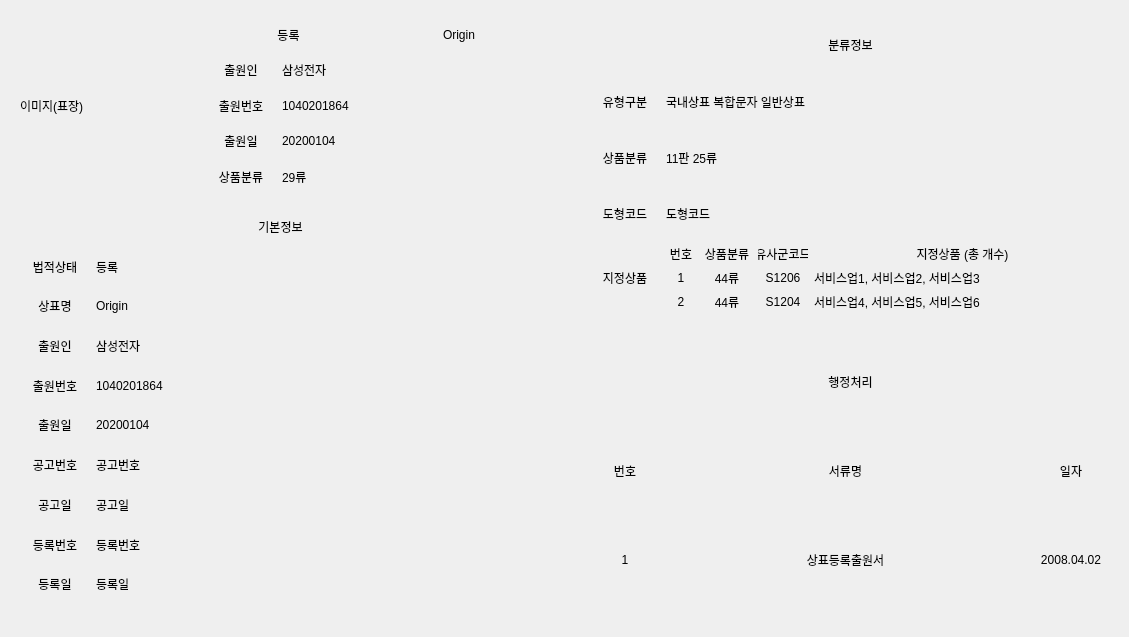
First picture: the form in one_mark.ui, repository MinhoYeon/selfmark, before the edit.
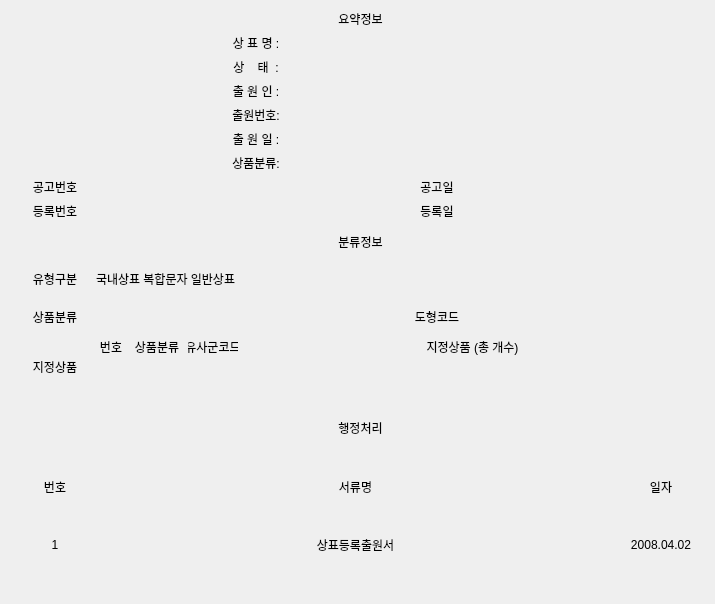
Second picture: the form after the edit.

Commit message: 상표 검색시 나오는 화면

Diff of the .ui file:
```diff
--- a/one_mark.ui
+++ b/one_mark.ui
@@ -6,139 +6,39 @@
    <rect>
     <x>0</x>
     <y>0</y>
-    <width>1129</width>
-    <height>637</height>
+    <width>715</width>
+    <height>604</height>
    </rect>
   </property>
   <property name="windowTitle">
    <string>Dialog</string>
   </property>
-  <widget class="QWidget" name="">
-   <property name="geometry">
-    <rect>
-     <x>590</x>
-     <y>340</y>
-     <width>521</width>
-     <height>261</height>
-    </rect>
-   </property>
-   <layout class="QVBoxLayout" name="verticalLayout">
-    <item>
-     <widget class="QLabel" name="label_12">
-      <property name="text">
-       <string>행정처리</string>
-      </property>
-      <property name="alignment">
-       <set>Qt::AlignCenter</set>
-      </property>
-     </widget>
-    </item>
-    <item>
-     <layout class="QHBoxLayout" name="horizontalLayout">
-      <item>
-       <widget class="QLabel" name="label_13">
-        <property name="maximumSize">
-         <size>
-          <width>70</width>
-          <height>16777215</height>
-         </size>
-        </property>
-        <property name="text">
-         <string>번호</string>
-        </property>
-        <property name="alignment">
-         <set>Qt::AlignCenter</set>
-        </property>
-       </widget>
-      </item>
-      <item>
-       <widget class="QLabel" name="label_14">
-        <property name="text">
-         <string>서류명</string>
-        </property>
-        <property name="alignment">
-         <set>Qt::AlignCenter</set>
-        </property>
-       </widget>
-      </item>
-      <item>
-       <widget class="QLabel" name="label_15">
-        <property name="maximumSize">
-         <size>
-          <width>80</width>
-          <height>16777215</height>
-         </size>
-        </property>
-        <property name="text">
-         <string>일자</string>
-        </property>
-        <property name="alignment">
-         <set>Qt::AlignCenter</set>
-        </property>
-       </widget>
-      </item>
-     </layout>
-    </item>
-    <item>
-     <layout class="QHBoxLayout" name="horizontalLayout_2">
-      <item>
-       <widget class="QLabel" name="label_16">
-        <property name="maximumSize">
-         <size>
-          <width>70</width>
-          <height>16777215</height>
-         </size>
-        </property>
-        <property name="text">
-         <string>1</string>
-        </property>
-        <property name="alignment">
-         <set>Qt::AlignCenter</set>
-        </property>
-       </widget>
-      </item>
-      <item>
-       <widget class="QLabel" name="label_17">
-        <property name="text">
-         <string>상표등록출원서</string>
-        </property>
-        <property name="alignment">
-         <set>Qt::AlignCenter</set>
-        </property>
-       </widget>
-      </item>
-      <item>
-       <widget class="QLabel" name="label_18">
-        <property name="maximumSize">
-         <size>
-          <width>80</width>
-          <height>16777215</height>
-         </size>
-        </property>
-        <property name="text">
-         <string>2008.04.02</string>
-        </property>
-        <property name="alignment">
-         <set>Qt::AlignCenter</set>
-        </property>
-       </widget>
-      </item>
-     </layout>
-    </item>
-   </layout>
-  </widget>
   <widget class="QWidget" name="">
    <property name="geometry">
     <rect>
      <x>20</x>
-     <y>20</y>
-     <width>521</width>
-     <height>171</height>
+     <y>10</y>
+     <width>681</width>
+     <height>561</height>
     </rect>
    </property>
+   <layout class="QVBoxLayout" name="verticalLayout_7">
+    <item>
+     <layout class="QVBoxLayout" name="verticalLayout_6">
+      <item>
+       <widget class="QLabel" name="label_11">
+        <property name="text">
+         <string>요약정보</string>
+        </property>
+        <property name="alignment">
+         <set>Qt::AlignCenter</set>
+        </property>
+       </widget>
+      </item>
+      <item>
    <layout class="QHBoxLayout" name="horizontalLayout_10">
     <item>
-     <widget class="QLabel" name="label_9">
+         <widget class="QLabel" name="lb_img">
       <property name="maximumSize">
        <size>
         <width>180</width>
@@ -146,24 +46,27 @@
        </size>
       </property>
       <property name="text">
-       <string>이미지(표장)</string>
+           <string/>
       </property>
      </widget>
     </item>
     <item>
      <layout class="QVBoxLayout" name="verticalLayout_3">
       <item>
-       <layout class="QHBoxLayout" name="horizontalLayout_5">
+           <layout class="QHBoxLayout" name="horizontalLayout_5"/>
+          </item>
         <item>
-         <widget class="QLabel" name="label_28">
+           <layout class="QHBoxLayout" name="horizontalLayout_25">
+            <item>
+             <widget class="QLabel" name="lb_indexno">
           <property name="maximumSize">
            <size>
-            <width>16777215</width>
+                <width>100</width>
             <height>16777215</height>
            </size>
           </property>
           <property name="text">
-           <string>등록</string>
+               <string>상 표 명 :</string>
           </property>
           <property name="alignment">
            <set>Qt::AlignCenter</set>
@@ -171,15 +74,39 @@
          </widget>
         </item>
         <item>
-         <widget class="QLabel" name="label_29">
+             <widget class="QLabel" name="lb_title">
           <property name="text">
-           <string>Origin</string>
-          </property>
+               <string/>
+              </property>
+             </widget>
+            </item>
+           </layout>
+          </item>
+          <item>
+           <layout class="QHBoxLayout" name="horizontalLayout_11">
+            <item>
+             <widget class="QLabel" name="label_59">
+              <property name="maximumSize">
+               <size>
+                <width>100</width>
+                <height>16777215</height>
+               </size>
+              </property>
+              <property name="text">
+               <string>상    태  :</string>
+              </property>
           <property name="alignment">
            <set>Qt::AlignCenter</set>
           </property>
          </widget>
         </item>
+            <item>
+             <widget class="QLabel" name="lb_applicationstatus">
+              <property name="text">
+               <string/>
+              </property>
+             </widget>
+            </item>
        </layout>
       </item>
       <item>
@@ -188,12 +115,12 @@
          <widget class="QLabel" name="label_10">
           <property name="maximumSize">
            <size>
-            <width>70</width>
+                <width>100</width>
             <height>16777215</height>
            </size>
           </property>
           <property name="text">
-           <string>출원인</string>
+               <string>출 원 인 :</string>
           </property>
           <property name="alignment">
            <set>Qt::AlignCenter</set>
@@ -201,9 +128,9 @@
          </widget>
         </item>
         <item>
-         <widget class="QLabel" name="label_34">
+             <widget class="QLabel" name="lb_applicantName">
           <property name="text">
-           <string>삼성전자</string>
+               <string/>
           </property>
          </widget>
         </item>
@@ -215,12 +142,12 @@
          <widget class="QLabel" name="label_31">
           <property name="maximumSize">
            <size>
-            <width>70</width>
+                <width>100</width>
             <height>16777215</height>
            </size>
           </property>
           <property name="text">
-           <string>출원번호</string>
+               <string>출원번호:</string>
           </property>
           <property name="alignment">
            <set>Qt::AlignCenter</set>
@@ -228,9 +155,9 @@
          </widget>
         </item>
         <item>
-         <widget class="QLabel" name="label_36">
+             <widget class="QLabel" name="lb_applicationnumber">
           <property name="text">
-           <string>1040201864</string>
+               <string/>
           </property>
          </widget>
         </item>
@@ -242,12 +169,12 @@
          <widget class="QLabel" name="label_30">
           <property name="maximumSize">
            <size>
-            <width>70</width>
+                <width>100</width>
             <height>16777215</height>
            </size>
           </property>
           <property name="text">
-           <string>출원일</string>
+               <string>출 원 일 :</string>
           </property>
           <property name="alignment">
            <set>Qt::AlignCenter</set>
@@ -255,9 +182,9 @@
          </widget>
         </item>
         <item>
-         <widget class="QLabel" name="label_35">
+             <widget class="QLabel" name="lb_applicationDate">
           <property name="text">
-           <string>20200104</string>
+               <string/>
           </property>
          </widget>
         </item>
@@ -269,12 +196,12 @@
          <widget class="QLabel" name="label_32">
           <property name="maximumSize">
            <size>
-            <width>70</width>
+                <width>100</width>
             <height>16777215</height>
            </size>
           </property>
           <property name="text">
-           <string>상품분류</string>
+               <string>상품분류:</string>
           </property>
           <property name="alignment">
            <set>Qt::AlignCenter</set>
@@ -282,9 +209,9 @@
          </widget>
         </item>
         <item>
-         <widget class="QLabel" name="label_33">
+             <widget class="QLabel" name="lb_classificationCode">
           <property name="text">
-           <string>29류</string>
+               <string/>
           </property>
          </widget>
         </item>
@@ -293,162 +220,9 @@
      </layout>
     </item>
    </layout>
-  </widget>
-  <widget class="QWidget" name="">
-   <property name="geometry">
-    <rect>
-     <x>20</x>
-     <y>210</y>
-     <width>521</width>
-     <height>391</height>
-    </rect>
-   </property>
+      </item>
+      <item>
    <layout class="QVBoxLayout" name="verticalLayout_4">
-    <item>
-     <widget class="QLabel" name="label_56">
-      <property name="text">
-       <string>기본정보</string>
-      </property>
-      <property name="alignment">
-       <set>Qt::AlignCenter</set>
-      </property>
-     </widget>
-    </item>
-    <item>
-     <layout class="QHBoxLayout" name="horizontalLayout_13">
-      <item>
-       <widget class="QLabel" name="label_8">
-        <property name="maximumSize">
-         <size>
-          <width>70</width>
-          <height>16777215</height>
-         </size>
-        </property>
-        <property name="text">
-         <string>법적상태</string>
-        </property>
-        <property name="alignment">
-         <set>Qt::AlignCenter</set>
-        </property>
-       </widget>
-      </item>
-      <item>
-       <widget class="QLabel" name="label_54">
-        <property name="text">
-         <string>등록</string>
-        </property>
-       </widget>
-      </item>
-     </layout>
-    </item>
-    <item>
-     <layout class="QHBoxLayout" name="horizontalLayout_14">
-      <item>
-       <widget class="QLabel" name="label_38">
-        <property name="maximumSize">
-         <size>
-          <width>70</width>
-          <height>16777215</height>
-         </size>
-        </property>
-        <property name="text">
-         <string>상표명</string>
-        </property>
-        <property name="alignment">
-         <set>Qt::AlignCenter</set>
-        </property>
-       </widget>
-      </item>
-      <item>
-       <widget class="QLabel" name="label_47">
-        <property name="text">
-         <string>Origin</string>
-        </property>
-       </widget>
-      </item>
-     </layout>
-    </item>
-    <item>
-     <layout class="QHBoxLayout" name="horizontalLayout_15">
-      <item>
-       <widget class="QLabel" name="label_37">
-        <property name="maximumSize">
-         <size>
-          <width>70</width>
-          <height>16777215</height>
-         </size>
-        </property>
-        <property name="text">
-         <string>출원인</string>
-        </property>
-        <property name="alignment">
-         <set>Qt::AlignCenter</set>
-        </property>
-       </widget>
-      </item>
-      <item>
-       <widget class="QLabel" name="label_51">
-        <property name="text">
-         <string>삼성전자</string>
-        </property>
-       </widget>
-      </item>
-     </layout>
-    </item>
-    <item>
-     <layout class="QHBoxLayout" name="horizontalLayout_16">
-      <item>
-       <widget class="QLabel" name="label_2">
-        <property name="maximumSize">
-         <size>
-          <width>70</width>
-          <height>16777215</height>
-         </size>
-        </property>
-        <property name="text">
-         <string>출원번호</string>
-        </property>
-        <property name="alignment">
-         <set>Qt::AlignCenter</set>
-        </property>
-       </widget>
-      </item>
-      <item>
-       <widget class="QLabel" name="label_48">
-        <property name="text">
-         <string>1040201864</string>
-        </property>
-       </widget>
-      </item>
-     </layout>
-    </item>
-    <item>
-     <layout class="QHBoxLayout" name="horizontalLayout_17">
-      <item>
-       <widget class="QLabel" name="label_3">
-        <property name="maximumSize">
-         <size>
-          <width>70</width>
-          <height>16777215</height>
-         </size>
-        </property>
-        <property name="text">
-         <string>출원일</string>
-        </property>
-        <property name="alignment">
-         <set>Qt::AlignCenter</set>
-        </property>
-       </widget>
-      </item>
-      <item>
-       <widget class="QLabel" name="label_52">
-        <property name="text">
-         <string>20200104</string>
-        </property>
-       </widget>
-      </item>
-     </layout>
-    </item>
     <item>
      <layout class="QHBoxLayout" name="horizontalLayout_18">
       <item>
@@ -468,13 +242,11 @@
        </widget>
       </item>
       <item>
-       <widget class="QLabel" name="label_55">
+           <widget class="QLabel" name="lb_PublicNumber">
         <property name="text">
-         <string>공고번호</string>
-        </property>
-       </widget>
-      </item>
-     </layout>
+             <string/>
+            </property>
+           </widget>
     </item>
     <item>
      <layout class="QHBoxLayout" name="horizontalLayout_19">
@@ -495,11 +267,13 @@
        </widget>
       </item>
       <item>
-       <widget class="QLabel" name="label_53">
+             <widget class="QLabel" name="lb_PublicDate">
         <property name="text">
-         <string>공고일</string>
-        </property>
-       </widget>
+               <string/>
+              </property>
+             </widget>
+            </item>
+           </layout>
       </item>
      </layout>
     </item>
@@ -522,13 +296,11 @@
        </widget>
       </item>
       <item>
-       <widget class="QLabel" name="label_50">
+           <widget class="QLabel" name="lb_RegistrationNumber">
         <property name="text">
-         <string>등록번호</string>
-        </property>
-       </widget>
-      </item>
-     </layout>
+             <string/>
+            </property>
+           </widget>
     </item>
     <item>
      <layout class="QHBoxLayout" name="horizontalLayout_21">
@@ -549,25 +321,21 @@
        </widget>
       </item>
       <item>
-       <widget class="QLabel" name="label_49">
+             <widget class="QLabel" name="lb_RegistrationDate">
         <property name="text">
-         <string>등록일</string>
+               <string/>
         </property>
        </widget>
       </item>
      </layout>
     </item>
    </layout>
-  </widget>
-  <widget class="QWidget" name="">
-   <property name="geometry">
-    <rect>
-     <x>590</x>
-     <y>20</y>
-     <width>521</width>
-     <height>291</height>
-    </rect>
-   </property>
+        </item>
+       </layout>
+      </item>
+     </layout>
+    </item>
+    <item>
    <layout class="QVBoxLayout" name="verticalLayout_5">
     <item>
      <widget class="QLabel" name="label">
@@ -625,13 +393,11 @@
        </widget>
       </item>
       <item>
-       <widget class="QLabel" name="label_58">
+         <widget class="QLabel" name="lb_GoodClassificationCode">
         <property name="text">
-         <string>11판 25류</string>
-        </property>
-       </widget>
-      </item>
-     </layout>
+           <string/>
+          </property>
+         </widget>
     </item>
     <item>
      <layout class="QHBoxLayout" name="horizontalLayout_23">
@@ -652,11 +418,13 @@
        </widget>
       </item>
       <item>
-       <widget class="QLabel" name="label_63">
+           <widget class="QLabel" name="lb_ViennaCode">
         <property name="text">
-         <string>도형코드</string>
-        </property>
-       </widget>
+             <string/>
+            </property>
+           </widget>
+          </item>
+         </layout>
       </item>
      </layout>
     </item>
@@ -745,7 +513,7 @@
         <item>
          <layout class="QHBoxLayout" name="horizontalLayout_4">
           <item>
-           <widget class="QLabel" name="label_23">
+             <widget class="QLabel" name="lb_DesignationGoodsSerialNumber">
             <property name="maximumSize">
              <size>
               <width>30</width>
@@ -753,7 +521,7 @@
              </size>
             </property>
             <property name="text">
-             <string>1</string>
+               <string/>
             </property>
             <property name="alignment">
              <set>Qt::AlignCenter</set>
@@ -761,7 +529,7 @@
            </widget>
           </item>
           <item>
-           <widget class="QLabel" name="label_24">
+             <widget class="QLabel" name="lb_DesignationGoodsClassificationInformationCode">
             <property name="maximumSize">
              <size>
               <width>50</width>
@@ -769,7 +537,7 @@
              </size>
             </property>
             <property name="text">
-             <string>44류</string>
+               <string/>
             </property>
             <property name="alignment">
              <set>Qt::AlignCenter</set>
@@ -777,7 +545,7 @@
            </widget>
           </item>
           <item>
-           <widget class="QLabel" name="label_25">
+             <widget class="QLabel" name="lb_SimilargroupCode">
             <property name="maximumSize">
              <size>
               <width>50</width>
@@ -785,7 +553,7 @@
              </size>
             </property>
             <property name="text">
-             <string>S1206</string>
+               <string/>
             </property>
             <property name="alignment">
              <set>Qt::AlignCenter</set>
@@ -793,9 +561,9 @@
            </widget>
           </item>
           <item>
-           <widget class="QLabel" name="label_27">
+             <widget class="QLabel" name="lb_DesignationGoodsHangeulName">
             <property name="text">
-             <string>서비스업1, 서비스업2, 서비스업3</string>
+               <string/>
             </property>
            </widget>
           </item>
@@ -812,7 +580,7 @@
              </size>
             </property>
             <property name="text">
-             <string>2</string>
+               <string/>
             </property>
             <property name="alignment">
              <set>Qt::AlignCenter</set>
@@ -820,7 +588,7 @@
            </widget>
           </item>
           <item>
-           <widget class="QLabel" name="label_44">
+             <widget class="QLabel" name="label_2">
             <property name="maximumSize">
              <size>
               <width>50</width>
@@ -828,7 +596,7 @@
              </size>
             </property>
             <property name="text">
-             <string>44류</string>
+               <string/>
             </property>
             <property name="alignment">
              <set>Qt::AlignCenter</set>
@@ -844,7 +612,7 @@
              </size>
             </property>
             <property name="text">
-             <string>S1204</string>
+               <string/>
             </property>
             <property name="alignment">
              <set>Qt::AlignCenter</set>
@@ -854,11 +622,119 @@
           <item>
            <widget class="QLabel" name="label_46">
             <property name="text">
-             <string>서비스업4, 서비스업5, 서비스업6</string>
+               <string/>
             </property>
            </widget>
           </item>
          </layout>
+          </item>
+         </layout>
+        </item>
+       </layout>
+      </item>
+     </layout>
+    </item>
+    <item>
+     <layout class="QVBoxLayout" name="verticalLayout">
+      <item>
+       <widget class="QLabel" name="label_12">
+        <property name="text">
+         <string>행정처리</string>
+        </property>
+        <property name="alignment">
+         <set>Qt::AlignCenter</set>
+        </property>
+       </widget>
+      </item>
+      <item>
+       <layout class="QHBoxLayout" name="horizontalLayout">
+        <item>
+         <widget class="QLabel" name="label_13">
+          <property name="maximumSize">
+           <size>
+            <width>70</width>
+            <height>16777215</height>
+           </size>
+          </property>
+          <property name="text">
+           <string>번호</string>
+          </property>
+          <property name="alignment">
+           <set>Qt::AlignCenter</set>
+          </property>
+         </widget>
+        </item>
+        <item>
+         <widget class="QLabel" name="label_14">
+          <property name="text">
+           <string>서류명</string>
+          </property>
+          <property name="alignment">
+           <set>Qt::AlignCenter</set>
+          </property>
+         </widget>
+        </item>
+        <item>
+         <widget class="QLabel" name="label_15">
+          <property name="maximumSize">
+           <size>
+            <width>80</width>
+            <height>16777215</height>
+           </size>
+          </property>
+          <property name="text">
+           <string>일자</string>
+          </property>
+          <property name="alignment">
+           <set>Qt::AlignCenter</set>
+          </property>
+         </widget>
+        </item>
+       </layout>
+      </item>
+      <item>
+       <layout class="QHBoxLayout" name="horizontalLayout_2">
+        <item>
+         <widget class="QLabel" name="label_16">
+          <property name="maximumSize">
+           <size>
+            <width>70</width>
+            <height>16777215</height>
+           </size>
+          </property>
+          <property name="text">
+           <string>1</string>
+          </property>
+          <property name="alignment">
+           <set>Qt::AlignCenter</set>
+          </property>
+         </widget>
+        </item>
+        <item>
+         <widget class="QLabel" name="label_17">
+          <property name="text">
+           <string>상표등록출원서</string>
+          </property>
+          <property name="alignment">
+           <set>Qt::AlignCenter</set>
+          </property>
+         </widget>
+        </item>
+        <item>
+         <widget class="QLabel" name="label_18">
+          <property name="maximumSize">
+           <size>
+            <width>80</width>
+            <height>16777215</height>
+           </size>
+          </property>
+          <property name="text">
+           <string>2008.04.02</string>
+          </property>
+          <property name="alignment">
+           <set>Qt::AlignCenter</set>
+          </property>
+         </widget>
         </item>
        </layout>
       </item>
```
Lines whose indentation alone changed are shown as unchanged. The commit also changes 12 other files.
